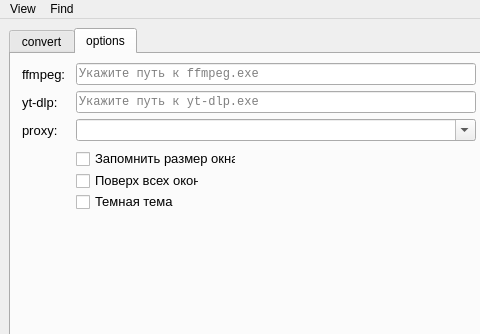
Qt form interface/main_window.ui (MNEEQ/uconvert) before a commit; both pictures show x 0 to 480 and y 0 to 334 of the 927 by 508 pixel window.
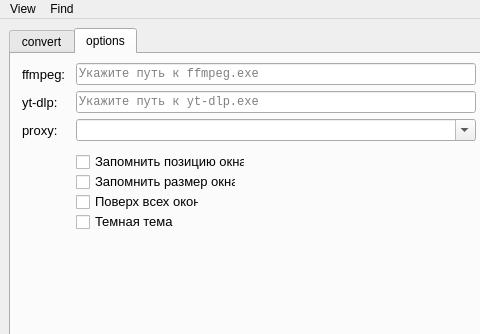
The same form after that commit. The open tabs and pages were chosen to show the change. Icons and pictures are not drawn. Custom widgets are drawn as their Qt base class.

Commit message: Fix ui tab_options QCheckBox position.

```diff
--- a/interface/main_window.ui
+++ b/interface/main_window.ui
@@ -762,7 +762,7 @@
         <property name="geometry">
          <rect>
           <x>84</x>
-          <y>64</y>
+          <y>99</y>
           <width>149</width>
           <height>16</height>
          </rect>
@@ -806,7 +806,7 @@
         <property name="geometry">
          <rect>
           <x>84</x>
-          <y>118</y>
+          <y>139</y>
           <width>103</width>
           <height>16</height>
          </rect>
@@ -850,7 +850,7 @@
         <property name="geometry">
          <rect>
           <x>65</x>
-          <y>119</y>
+          <y>140</y>
           <width>16</width>
           <height>16</height>
          </rect>
@@ -863,7 +863,7 @@
         <property name="geometry">
          <rect>
           <x>65</x>
-          <y>65</y>
+          <y>100</y>
           <width>16</width>
           <height>16</height>
          </rect>
@@ -876,7 +876,7 @@
         <property name="geometry">
          <rect>
           <x>65</x>
-          <y>97</y>
+          <y>120</y>
           <width>16</width>
           <height>16</height>
          </rect>
@@ -889,7 +889,7 @@
         <property name="geometry">
          <rect>
           <x>84</x>
-          <y>96</y>
+          <y>119</y>
           <width>140</width>
           <height>16</height>
          </rect>
@@ -1191,7 +1191,7 @@
         <property name="geometry">
          <rect>
           <x>65</x>
-          <y>140</y>
+          <y>160</y>
           <width>16</width>
           <height>16</height>
          </rect>
@@ -1204,7 +1204,7 @@
         <property name="geometry">
          <rect>
           <x>84</x>
-          <y>139</y>
+          <y>159</y>
           <width>103</width>
           <height>16</height>
          </rect>
```
